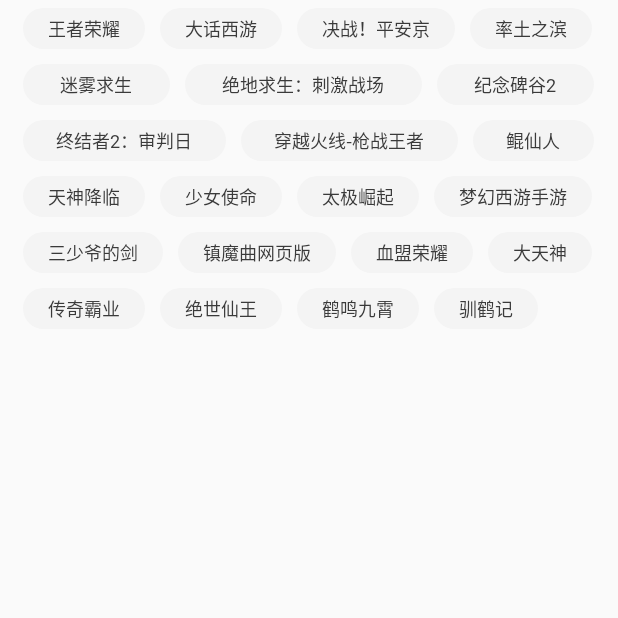
After one commit to sshhsun-code/AndroidReview, an Android app: the FlowTestActivity screen opened directly, with no data from a screen before it, on a phone screen of 412 x 824 dp, the top half of it. The commit adds this screen. Run offline under Robolectric (Android 15) with nearby library versions, the phone set to English and light mode, and no system bars.

Commit message:
[Code] 添加自定义控件“流式布局”代码

```diff
--- a/app/src/main/AndroidManifest.xml
+++ b/app/src/main/AndroidManifest.xml
@@ -43,6 +43,8 @@
             android:launchMode="standard"/>
         <activity android:name=".ashmem_test.AshmemActivity"
             android:launchMode="standard"/>
+        <activity android:name=".flow.FlowTestActivity"
+            android:launchMode="standard"/>
         <service android:name=".adil_Test.MyAidlService"
             android:enabled="true"
             android:exported="true"
--- a/app/src/main/java/com/review/sunqi/iamss/androidreview/MainActivity.java
+++ b/app/src/main/java/com/review/sunqi/iamss/androidreview/MainActivity.java
@@ -12,6 +12,7 @@ import com.review.sunqi.iamss.androidreview.aidl2.AidlTest2Activity;
 import com.review.sunqi.iamss.androidreview.aidl3.MessengerActivity;
 import com.review.sunqi.iamss.androidreview.aidl4_binderpool.BinderPoolActivity;
 import com.review.sunqi.iamss.androidreview.ashmem_test.AshmemActivity;
+import com.review.sunqi.iamss.androidreview.flow.FlowTestActivity;
 import com.review.sunqi.iamss.androidreview.fragment_test.HolderActivity;
 import com.review.sunqi.iamss.androidreview.serializablepkg.SerializableTestDemo;
 
@@ -33,6 +34,7 @@ public class MainActivity extends Activity {
         findViewById(R.id.sixth_activity_jump).setOnClickListener(mClickListener);
         findViewById(R.id.binder_pool_activity_jump).setOnClickListener(mClickListener);
         findViewById(R.id.ashmem_test).setOnClickListener(mClickListener);
+        findViewById(R.id.flow_text_test).setOnClickListener(mClickListener);
         Log.e(TAG, "onCreate");
     }
 
@@ -72,6 +74,10 @@ public class MainActivity extends Activity {
                     case R.id.ashmem_test:
                         Intent intent7 = new Intent(MainActivity.this, AshmemActivity.class);
                         startActivity(intent7);
+                        break;
+                    case R.id.flow_text_test:
+                        Intent intent8 = new Intent(MainActivity.this, FlowTestActivity.class);
+                        startActivity(intent8);
                         break;
                 }
             }
--- /dev/null
+++ b/app/src/main/java/com/review/sunqi/iamss/androidreview/flow/FlowTestActivity.java
@@ -0,0 +1,72 @@
+package com.review.sunqi.iamss.androidreview.flow;
+
+import android.app.Activity;
+import android.content.Context;
+import android.graphics.Color;
+import android.os.Bundle;
+import android.support.annotation.Nullable;
+import android.util.TypedValue;
+import android.view.Gravity;
+import android.view.View;
+import android.view.WindowManager;
+import android.widget.TextView;
+
+import com.review.sunqi.iamss.androidreview.R;
+
+/**
+ * Created by sunqi on 2018/8/8.
+ */
+
+public class FlowTestActivity extends Activity {
+
+    private Context mContext;
+    private TextFlowLayout text_flow_layout;
+    @Override
+    protected void onCreate(@Nullable Bundle savedInstanceState) {
+        super.onCreate(savedInstanceState);
+        setContentView(R.layout.activity_flow_layout_show);
+        mContext = this;
+        text_flow_layout = findViewById(R.id.text_flow_layout);
+    }
+
+    @Override
+    protected void onResume() {
+        super.onResume();
+        String[] localHotWorlds = new String[]{"王者荣耀", "大话西游", "决战！平安京", "率土之滨", "迷雾求生", "绝地求生：刺激战场",
+                "纪念碑谷2", "终结者2：审判日", "穿越火线-枪战王者","鲲仙人","天神降临","少女使命","太极崛起",
+                "梦幻西游手游", "三少爷的剑", "镇魔曲网页版", "血盟荣耀", "大天神", "传奇霸业", "绝世仙王", "鹤鸣九霄", "驯鹤记"};
+        initHotWorldsView(localHotWorlds);
+
+    }
+
+    int viewHeight;
+    int paddingLeft;
+    private void initHotWorldsView(String[] hotWorlds) {
+        if (text_flow_layout == null) {
+            return;
+        }
+        text_flow_layout.removeAllViews();
+        viewHeight = DensityUtil.dip2px(mContext, 27);
+        paddingLeft = DensityUtil.dip2px(mContext, 13);
+        int posHW = 0;
+        for (String data : hotWorlds) {
+            TextView textView = getSuggestTextView(data, posHW);
+            text_flow_layout.addView(textView);
+            ++posHW;
+        }
+    }
+
+    private TextView getSuggestTextView(String name, final int posHW) {
+        final TextView textView = new TextView(mContext);
+        textView.setHeight(viewHeight);
+        textView.setText(name);
+        textView.setTextColor(0xFF3A3A3A);
+        textView.setTextSize(TypedValue.COMPLEX_UNIT_SP, 12); //22SP
+        textView.setPadding(paddingLeft, 0, paddingLeft, 0);
+        textView.setGravity(Gravity.CENTER);
+        textView.setBackgroundDrawable(mContext.getResources().getDrawable(R.drawable.selector_rectangle_gray_no_stroke));
+
+        return textView;
+    }
+
+}
--- /dev/null
+++ b/app/src/main/java/com/review/sunqi/iamss/androidreview/flow/TextFlowLayout.java
@@ -0,0 +1,245 @@
+package com.review.sunqi.iamss.androidreview.flow;
+
+import android.content.Context;
+import android.util.AttributeSet;
+import android.view.View;
+import android.view.ViewGroup;
+
+import java.util.ArrayList;
+
+/**
+ * 强大的流式布局
+ */
+
+public class TextFlowLayout extends ViewGroup {
+
+    private int horizontalSpacing = 15;//水平间距
+    private int verticalSpacing = 15;//行与行之间的垂直间距
+    private static final int MSX_LINE_NUMBER = 6;
+    //用来存放所有的Line对象
+    private ArrayList<Line> lineList = new ArrayList<Line>();
+
+    public TextFlowLayout(Context context, AttributeSet attrs, int defStyle) {
+        super(context, attrs, defStyle);
+    }
+
+    public TextFlowLayout(Context context, AttributeSet attrs) {
+        super(context, attrs);
+    }
+
+    public TextFlowLayout(Context context) {
+        super(context);
+    }
+
+    /**
+     * 设置水平间距
+     *
+     * @param horizontalSpacing
+     */
+    public void setHorizontalSpacing(int horizontalSpacing) {
+        this.horizontalSpacing = horizontalSpacing;
+    }
+
+    /**
+     * 设置垂直间距
+     *
+     * @param verticalSpacing
+     */
+    public void setVerticalSpacing(int verticalSpacing) {
+        this.verticalSpacing = verticalSpacing;
+    }
+
+    /**
+     * 分行：遍历所有的子View，判断哪几个子View在同一行(排座位表)
+     */
+    @Override
+    protected void onMeasure(int widthMeasureSpec, int heightMeasureSpec) {
+
+        lineList.clear();
+
+        //1.获取FlowLayout的宽度
+        int width = MeasureSpec.getSize(widthMeasureSpec);
+        //2.获取用于实际比较的宽度，就是除去2边的padding的宽度
+        int noPaddingWidth = width - getPaddingLeft() - getPaddingRight();
+
+        //3.遍历所有的子View，拿子View的宽和noPaddingWidth进行比较
+        Line line = new Line();//准备Line对象
+        for (int i = 0; i < getChildCount(); i++) {
+            if (lineList.size() == MSX_LINE_NUMBER){
+                break;
+            }
+            View childView = getChildAt(i);
+            childView.measure(0, 0);//保证能够获取到宽高
+
+            //4.如果当前line中木有子View，则不用比较直接放入line中，因为要保证每行至少有一个子View;
+            if (line.getViewList().size() == 0) {
+                line.addLineView(childView);//直接存入
+            } else if (line.getLineWidth() + horizontalSpacing + childView.getMeasuredWidth() > noPaddingWidth) {
+                //5.如果当前line的宽+水平间距+子View的宽大于noPaddingWidth,则child需要换行
+                //需要先存放好之前的line对象，否则会造成丢失
+                lineList.add(line);
+
+                line = new Line();//创建新的Line，
+                line.addLineView(childView);//将当前child放入新的行中
+            } else {
+                //6.说明当前child应该放入当前Line中
+                line.addLineView(childView);
+            }
+
+            //7.如果当前child是最后的子View，那么需要保存最后的line对象
+            if (i == (getChildCount() - 1)) {
+                lineList.add(line);//保存最后的Line
+            }
+        }
+
+        //for循环结束了，lineList存放了所有的Line，而每个Line又记录了自己行所有的VIew;
+        //计算FLowLayout需要的高度
+        int height = getPaddingTop() + getPaddingTop();//先计算上下的padding值
+        for (int i = 0; i < lineList.size(); i++) {
+            height += lineList.get(i).getLineHeight();//再加上所有行的高度
+        }
+        height += (lineList.size() - 1) * verticalSpacing;//最后加上所有的行间距
+
+        //设置当前控件的宽高，或者向父VIew申请宽高
+        setMeasuredDimension(width, height);
+    }
+
+    float mLastPerSpacing = 0;
+    /**
+     * 去摆放所有的子View，让每个人真正的坐到自己的位置上
+     */
+    @Override
+    protected void onLayout(boolean changed, int l, int t, int r, int b) {
+        int paddingLeft = getPaddingLeft();
+        int paddingTop = getPaddingTop();
+        for (int i = 0; i < lineList.size(); i++) {
+            Line line = lineList.get(i);//获取Line对象
+
+            //从第二行开始，每行的top总是比上一行的top多一个行高和垂直间距
+            if (i > 0) {
+                paddingTop += verticalSpacing + lineList.get(i - 1).getLineHeight();
+            }
+
+            ArrayList<View> viewList = line.getViewList();//获取line的view的集合
+
+            //1.获取每行的留白的宽度
+            int remainSpacing = getLineRemainSpacing(line);
+            //2.计算每个view平均得到的值
+            float perSpacing = remainSpacing / viewList.size();
+
+            if (i < lineList.size() - 1) {
+                mLastPerSpacing = perSpacing;//记录倒数第二行的平均空白值
+            }
+
+
+            for (int j = 0; j < viewList.size(); j++) {
+                View childView = viewList.get(j);
+                //3.将得到的perSpacing增加到view的宽度上面
+                int widthSpec = MeasureSpec.makeMeasureSpec((int) (childView.getMeasuredWidth() + perSpacing), MeasureSpec.EXACTLY);
+                if (i < lineList.size() - 1) {
+                } else {//如果是最后一行，那么平均空白值采用更上一行平均空白值比较小的值
+                    widthSpec = MeasureSpec.makeMeasureSpec((int) (childView.getMeasuredWidth() + Math.min(perSpacing, mLastPerSpacing)), MeasureSpec.EXACTLY);
+                }
+                childView.measure(widthSpec, 0);
+
+                if (j == 0) {
+                    //如果是每行的第一行，name直接靠左边摆放
+                    childView.layout(paddingLeft, paddingTop, paddingLeft + childView.getMeasuredWidth(),
+                            paddingTop + childView.getMeasuredHeight());
+                } else {
+                    //如果不是第一个，需要参考前一个view的right
+                    View preView = viewList.get(j - 1);
+                    //当前view的left是前一个view的right+水平间距
+                    int left = preView.getRight() + horizontalSpacing;
+                    childView.layout(left, preView.getTop(), left + childView.getMeasuredWidth(), preView.getBottom());
+                }
+            }
+        }
+    }
+
+    /**
+     * 获取指定line的留白
+     *
+     * @param line
+     * @return
+     */
+    private int getLineRemainSpacing(Line line) {
+        return getMeasuredWidth() - getPaddingLeft() - getPaddingRight() - line.getLineWidth();
+    }
+
+    /**
+     * 封装每行的数据，包括所有的子View，行的宽高
+     *
+     * @author Administrator
+     */
+    class Line {
+        private ArrayList<View> viewList;//用来存放当前行所有的子View
+        private int width;//表示所有子View的宽+水平间距
+        private int height;//行的高度
+
+        public Line() {
+            viewList = new ArrayList<View>();
+        }
+
+        /**
+         * 记录子VIew
+         *
+         * @param child
+         */
+        public void addLineView(View child) {
+            if (!viewList.contains(child)) {
+                viewList.add(child);
+
+                //1.更新Line的width
+                if (viewList.size() == 1) {
+                    //说明添加的是第一个子View，那么line的宽就是子view的宽度
+                    width = child.getMeasuredWidth();
+                } else {
+                    //如果添加的不是第一个子View，那么应该加等于水平间距和子VIew的宽度
+                    width += child.getMeasuredWidth() + horizontalSpacing;
+                }
+                //2.更新line的height
+                height = Math.max(height, child.getMeasuredHeight());
+            }
+        }
+
+        /**
+         * 获取当前行的宽度
+         *
+         * @return
+         */
+        public int getLineWidth() {
+            return width;
+        }
+
+        /**
+         * 获取当前行的高度
+         *
+         * @return
+         */
+        public int getLineHeight() {
+            return height;
+        }
+
+        /**
+         * 获取当前行的所有的子View
+         *
+         * @return
+         */
+        public ArrayList<View> getViewList() {
+            return viewList;
+        }
+    }
+
+    public int getVisibleChildCnt() {
+        int visibleCnt = 0;
+        for (Line line : lineList) {
+            if (line == null || line.getViewList() == null) {
+                continue;
+            }
+            visibleCnt += line.getViewList().size();
+        }
+        return visibleCnt;
+    }
+
+}
--- /dev/null
+++ b/app/src/main/res/drawable/selector_rectangle_gray_no_stroke.xml
@@ -0,0 +1,18 @@
+<?xml version="1.0" encoding="utf-8"?>
+<selector xmlns:android="http://schemas.android.com/apk/res/android">
+
+    <item android:state_pressed="true">
+        <shape android:shape="rectangle">
+            <solid android:color="#DBDBDB" />
+            <corners android:radius="20dp" />
+        </shape>
+    </item>
+
+    <item android:state_pressed="false">
+        <shape android:shape="rectangle">
+            <solid android:color="#F4F4F4" />
+            <corners android:radius="20dp" />
+        </shape>
+    </item>
+
+</selector>
--- /dev/null
+++ b/app/src/main/res/layout/activity_flow_layout_show.xml
@@ -0,0 +1,19 @@
+<?xml version="1.0" encoding="utf-8"?>
+<RelativeLayout xmlns:android="http://schemas.android.com/apk/res/android"
+    xmlns:app="http://schemas.android.com/apk/res-auto"
+    xmlns:tools="http://schemas.android.com/tools"
+    android:layout_width="match_parent"
+    android:layout_height="match_parent"
+    android:gravity="center_horizontal"
+    tools:context=".MainActivity">
+    <com.review.sunqi.iamss.androidreview.flow.TextFlowLayout
+        android:id="@+id/text_flow_layout"
+        android:layout_width="wrap_content"
+        android:layout_height="wrap_content"
+        android:layout_marginLeft="15dp"
+        android:layout_marginRight="15dp"
+        android:layout_marginTop="5dp"
+        android:minHeight="200dp" />
+
+
+</RelativeLayout>
--- a/app/src/main/res/layout/content_main.xml
+++ b/app/src/main/res/layout/content_main.xml
@@ -55,6 +55,11 @@
                 android:layout_width="wrap_content"
                 android:layout_height="wrap_content"
                 android:text="共享内存+Binder使用" />
+            <Button
+                android:id="@+id/flow_text_test"
+                android:layout_width="wrap_content"
+                android:layout_height="wrap_content"
+                android:text="自由自定义流式使用" />
         </LinearLayout>
     </ScrollView>
 
```
Also changed, not shown: app/src/main/java/com/review/sunqi/iamss/androidreview/flow/DensityUtil.java (added, +105 -0 lines).
